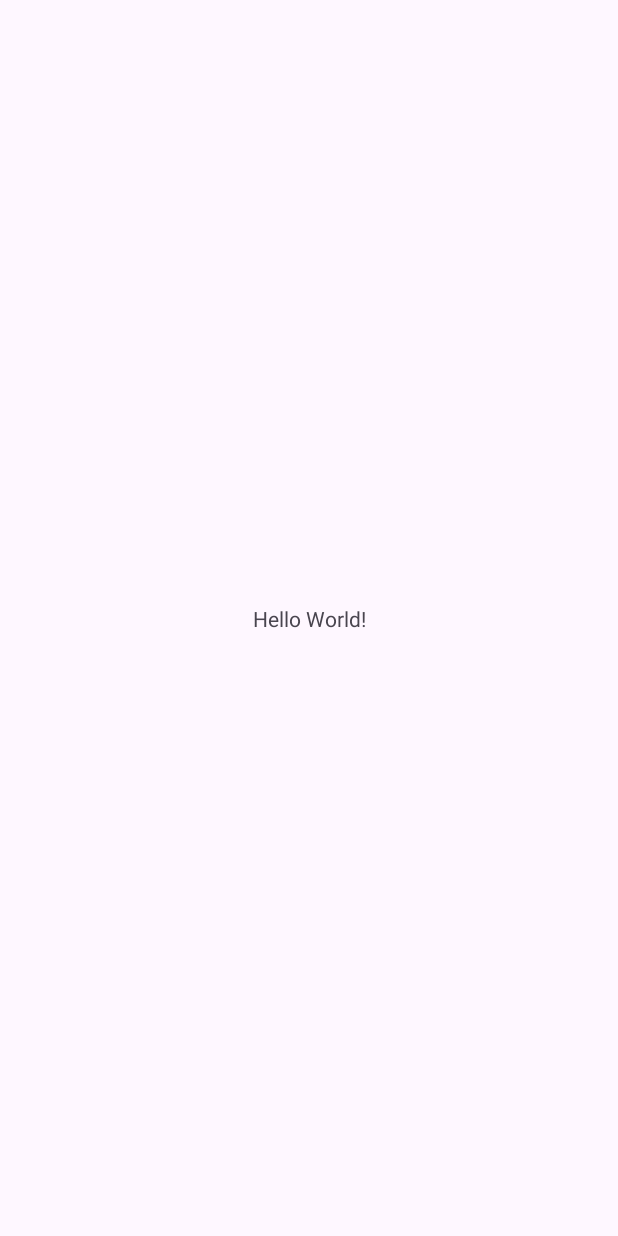
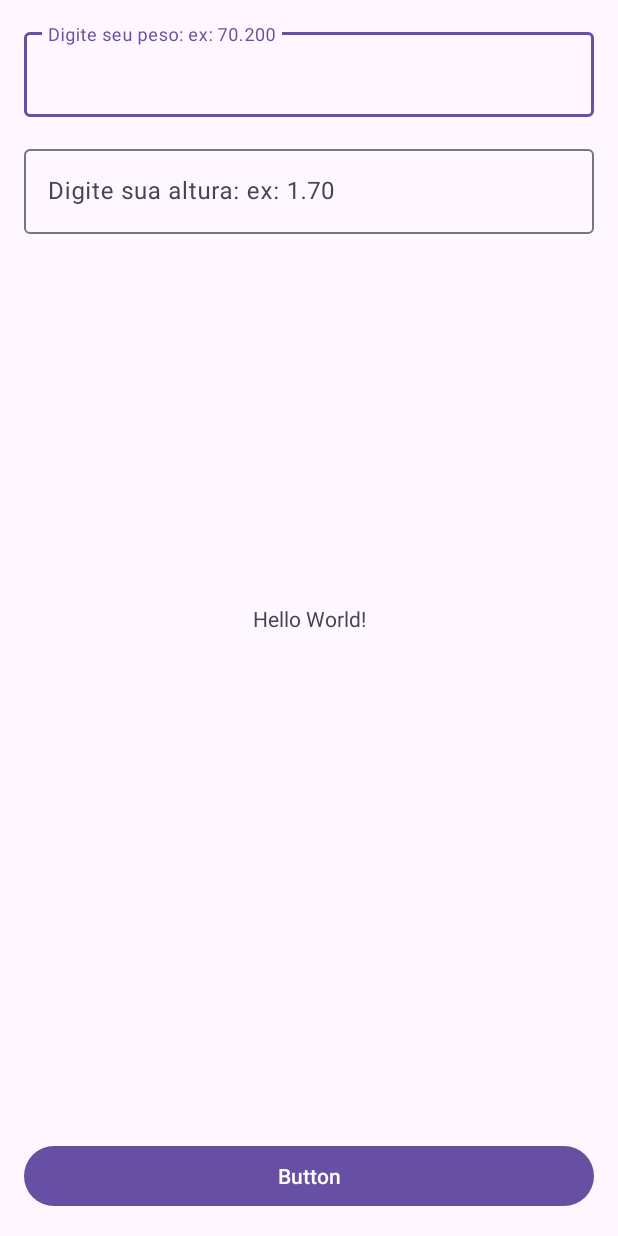
Before and after one commit to ThierrySTFL/CalculadoraIMC, an Android app: the screen it shows after launch (MainActivity), on a phone screen of 412 x 824 dp. Before the commit the screen is almost empty. Run offline under Robolectric (Android 15) with nearby library versions, the phone set to English and light mode, and no system bars.

Commit message:
Basics UI and Main Activity implemented

```diff
--- a/app/src/main/java/com/comunidadedevspace/imc/MainActivity.kt
+++ b/app/src/main/java/com/comunidadedevspace/imc/MainActivity.kt
@@ -2,10 +2,28 @@ package com.comunidadedevspace.imc
 
 import androidx.appcompat.app.AppCompatActivity
 import android.os.Bundle
+import android.widget.Button
+import com.google.android.material.textfield.TextInputEditText
 
 class MainActivity : AppCompatActivity() {
     override fun onCreate(savedInstanceState: Bundle?) {
         super.onCreate(savedInstanceState)
         setContentView(R.layout.activity_main)
+
+        // access the weight and high field
+        val edtPeso = findViewById<TextInputEditText>(R.id.edtPeso)
+        val edtAltura = findViewById<TextInputEditText>(R.id.edtAltura)
+
+        // access the button
+        val btnCalcular = findViewById<Button>(R.id.btnCalcular)
+        btnCalcular.setOnClickListener() {
+            // get the weight and high value
+            val peso = edtPeso.text.toString().toDouble()
+            val altura = edtAltura.text.toString().toDouble()
+
+
+
+        }
+
     }
 }
--- a/app/src/main/res/layout/activity_main.xml
+++ b/app/src/main/res/layout/activity_main.xml
@@ -4,9 +4,10 @@
     xmlns:tools="http://schemas.android.com/tools"
     android:layout_width="match_parent"
     android:layout_height="match_parent"
-    tools:context=".MainActivity">
+    tools:context="MainActivity">
 
     <TextView
+        android:id="@+id/textView"
         android:layout_width="wrap_content"
         android:layout_height="wrap_content"
         android:text="Hello World!"
@@ -15,4 +16,48 @@
         app:layout_constraintStart_toStartOf="parent"
         app:layout_constraintTop_toTopOf="parent" />
 
+    <Button
+        android:id="@+id/btnCalcular"
+        android:layout_width="match_parent"
+        android:layout_margin="16dp"
+        android:layout_height="wrap_content"
+        android:text="Button"
+        app:layout_constraintBottom_toBottomOf="parent"
+        app:layout_constraintEnd_toEndOf="parent"
+        app:layout_constraintStart_toStartOf="parent"
+        />
+
+    <com.google.android.material.textfield.TextInputLayout
+        android:id="@+id/textInputLayout"
+        android:layout_width="match_parent"
+        android:layout_height="wrap_content"
+        android:layout_margin="16dp"
+        app:layout_constraintEnd_toEndOf="parent"
+        app:layout_constraintStart_toStartOf="parent"
+        app:layout_constraintTop_toTopOf="parent">
+
+        <com.google.android.material.textfield.TextInputEditText
+            android:id="@+id/edtPeso"
+            android:layout_width="match_parent"
+            android:layout_height="wrap_content"
+            android:hint="Digite seu peso: ex: 70.200"
+            android:inputType="numberDecimal" />
+    </com.google.android.material.textfield.TextInputLayout>
+
+    <com.google.android.material.textfield.TextInputLayout
+        android:layout_width="match_parent"
+        android:layout_height="wrap_content"
+        android:layout_margin="16dp"
+        app:layout_constraintEnd_toEndOf="parent"
+        app:layout_constraintStart_toStartOf="parent"
+        app:layout_constraintTop_toBottomOf="@+id/textInputLayout">
+
+        <com.google.android.material.textfield.TextInputEditText
+            android:id="@+id/edtAltura"
+            android:layout_width="match_parent"
+            android:layout_height="wrap_content"
+            android:hint="Digite sua altura: ex: 1.70"
+            android:inputType="numberDecimal"/>
+    </com.google.android.material.textfield.TextInputLayout>
+
 </androidx.constraintlayout.widget.ConstraintLayout>
--- a/gradle.properties
+++ b/gradle.properties
@@ -20,4 +20,3 @@ kotlin.code.style=official
 # Enables namespacing of each library's R class so that its R class includes only the
 # resources declared in the library itself and none from the library's dependencies,
 # thereby reducing the size of the R class for that library
-android.nonTransitiveRClass=true
```
Also changed, not shown: gradle/wrapper/gradle-wrapper.properties, 1 other file.
